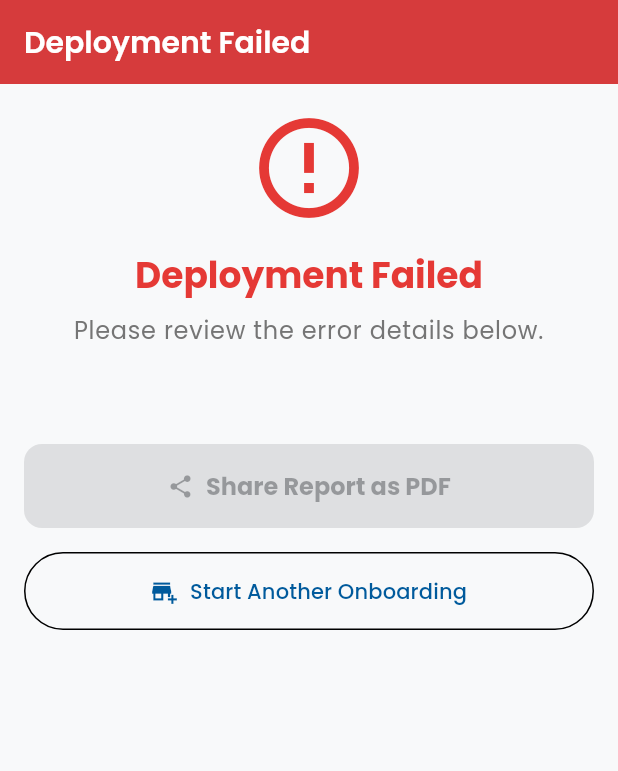
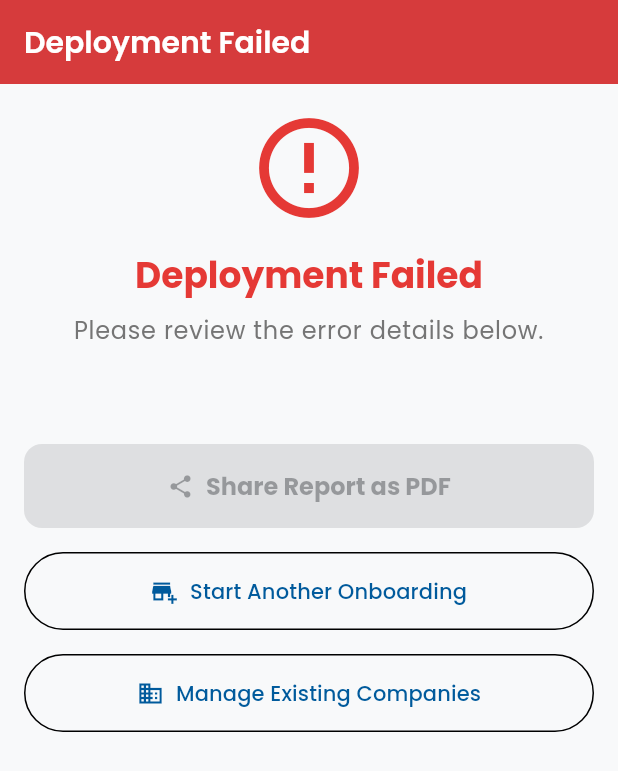
Before and after one commit to t00nny/automation-dep-flutter-app-, a Flutter app: the DeploymentResultPage screen opened by its route, on a phone screen of 412 x 824 dp. Shown: the top 771 px of the screen. Run offline on Flutter 3.47's test engine with Material 3 defaults, Android fonts, the phone set to English and light mode, and no system bars; our stand-ins replace dio, equatable, flutter_bloc, get_it, go_router, google_fonts and 3 more.

Commit message:
Naigation now set to go to the companies page after any update.

```diff
--- a/lib/presentation/pages/companies_list_page.dart
+++ b/lib/presentation/pages/companies_list_page.dart
@@ -476,8 +476,8 @@ class _BulkUpdateDialogState extends State<_BulkUpdateDialog> {
       listener: (context, state) {
         if (state.updateStatus == CompanyUpdateStatus.success) {
           Navigator.of(context).pop(); // Close the dialog
-          // Navigate back to companies list (this is already the companies list page)
-          // The page will automatically refresh due to the state change
+          // Navigate back to companies list page and refresh data
+          context.go('/companies');
         }
       },
       child: AlertDialog(
--- a/lib/presentation/pages/company_details_page.dart
+++ b/lib/presentation/pages/company_details_page.dart
@@ -1,5 +1,6 @@
 import 'package:flutter/material.dart';
 import 'package:flutter_bloc/flutter_bloc.dart';
+import 'package:go_router/go_router.dart';
 import 'package:client_deployment_app/core/di.dart' as di;
 import 'package:client_deployment_app/domain/entities/company_entities.dart';
 import 'package:client_deployment_app/presentation/cubits/company_management_cubit.dart';
@@ -77,10 +78,8 @@ class _CompanyDetailsView extends StatelessWidget {
               ),
             );
             context.read<CompanyManagementCubit>().resetUpdateStatus();
-            // Reload the company details
-            context
-                .read<CompanyManagementCubit>()
-                .loadCompanyDetails(companyId);
+            // Navigate back to companies list page
+            context.go('/companies');
           }
         },
         builder: (context, state) {
@@ -680,10 +679,8 @@ class _EditCompanyDialogState extends State<_EditCompanyDialog> {
       listener: (context, state) {
         if (state.updateStatus == CompanyUpdateStatus.success) {
           Navigator.of(context).pop();
-          // Reload the company details to reflect the changes from the database
-          context
-              .read<CompanyManagementCubit>()
-              .loadCompanyDetails(widget.company.id);
+          // Navigate back to companies list page and refresh data
+          context.go('/companies');
         }
       },
       child: AlertDialog(
--- a/lib/presentation/pages/deployment_result_page.dart
+++ b/lib/presentation/pages/deployment_result_page.dart
@@ -291,6 +291,23 @@ class DeploymentResultPage extends StatelessWidget {
                       ),
                     ],
                   ),
+                  const SizedBox(height: 16),
+                  Row(
+                    children: [
+                      Expanded(
+                        child: OutlinedButton.icon(
+                          icon: const Icon(Icons.business),
+                          label: const Text('Manage Existing Companies'),
+                          onPressed: () {
+                            context.go('/companies');
+                          },
+                          style: OutlinedButton.styleFrom(
+                            padding: const EdgeInsets.symmetric(vertical: 16),
+                          ),
+                        ),
+                      ),
+                    ],
+                  ),
                 ],
               ),
             ),
```
